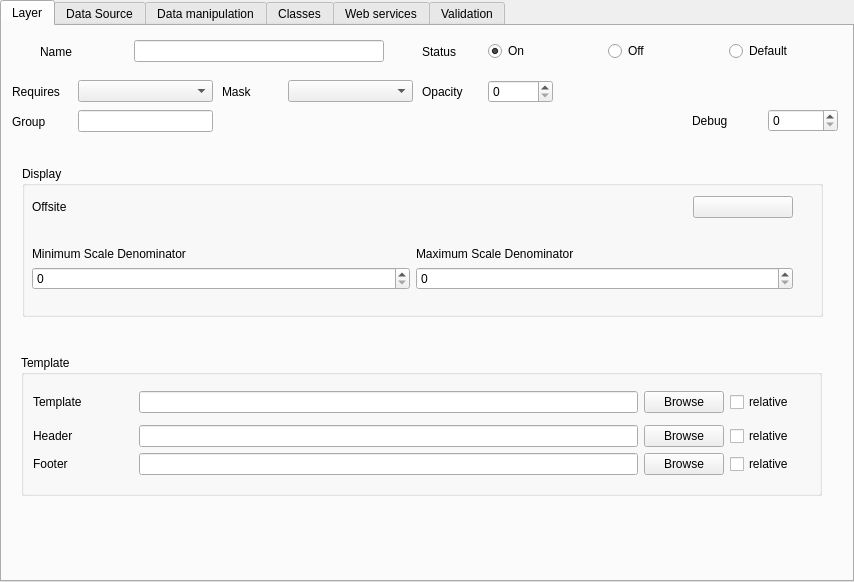
This is layersettingsraster.ui in QMapfileEditor/QMapfileEditor as Qt 5 draws it before an edit. The edited form follows.
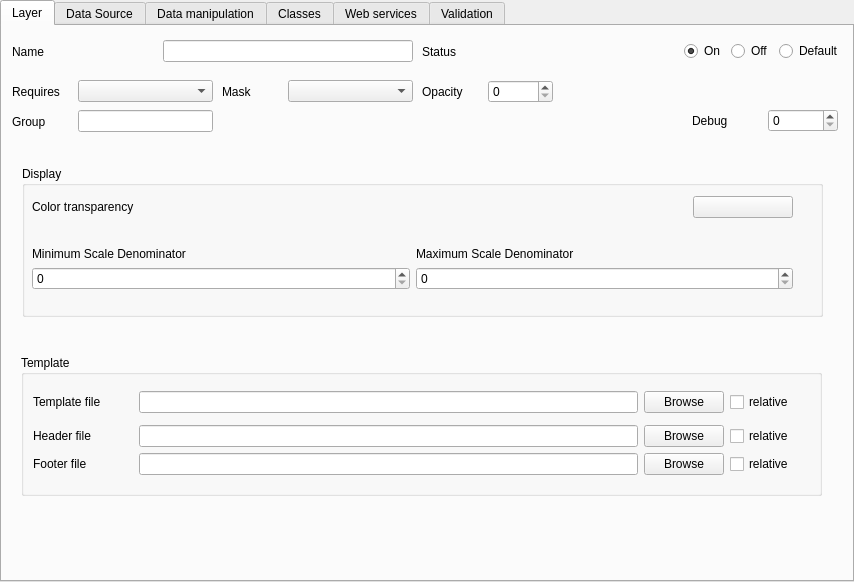
This is the edited form. Icons and pictures are not drawn.

Commit message: Add vertical and horizontal spacer for better layout + rename some label

```diff
--- a/layersettingsraster.ui
+++ b/layersettingsraster.ui
@@ -84,6 +84,19 @@
        </property>
       </widget>
      </item>
+     <item>
+      <spacer name="horizontalSpacer_2">
+       <property name="orientation">
+        <enum>Qt::Horizontal</enum>
+       </property>
+       <property name="sizeHint" stdset="0">
+        <size>
+         <width>40</width>
+         <height>20</height>
+        </size>
+       </property>
+      </spacer>
+     </item>
      <item>
       <widget class="QLineEdit" name="mf_layerName_value">
        <property name="sizePolicy">
@@ -131,6 +144,19 @@
        </property>
       </widget>
      </item>
+     <item>
+      <spacer name="horizontalSpacer_3">
+       <property name="orientation">
+        <enum>Qt::Horizontal</enum>
+       </property>
+       <property name="sizeHint" stdset="0">
+        <size>
+         <width>40</width>
+         <height>20</height>
+        </size>
+       </property>
+      </spacer>
+     </item>
      <item>
       <widget class="QRadioButton" name="mf_statusOn_radio">
        <property name="text">
@@ -341,7 +367,7 @@
         <item>
          <widget class="QLabel" name="mf_offsite_label">
           <property name="text">
-           <string>Offsite</string>
+           <string>Color transparency</string>
           </property>
          </widget>
         </item>
@@ -479,7 +505,7 @@
            </size>
           </property>
           <property name="text">
-           <string>Template</string>
+           <string>Template file</string>
           </property>
          </widget>
         </item>
@@ -521,7 +547,7 @@
              </size>
             </property>
             <property name="text">
-             <string>Header</string>
+             <string>Header file</string>
             </property>
            </widget>
           </item>
@@ -561,7 +587,7 @@
              </size>
             </property>
             <property name="text">
-             <string>Footer</string>
+             <string>Footer file</string>
             </property>
            </widget>
           </item>
```
Left out of the diff: 13 changed lines with no effect on the pictures. The commit also changes 1 other file.
